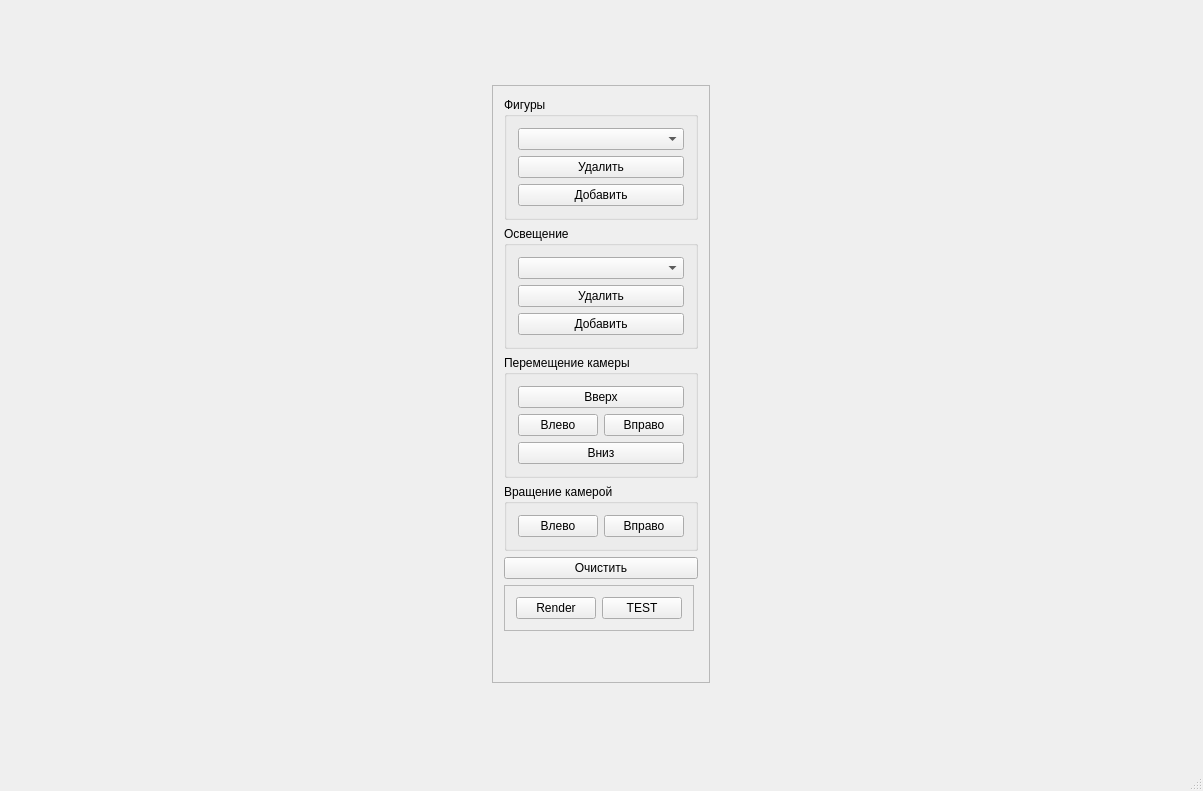
First picture: the form in Course Work/CourseWork/mainwindow.ui, repository AirEM/university, before the edit.
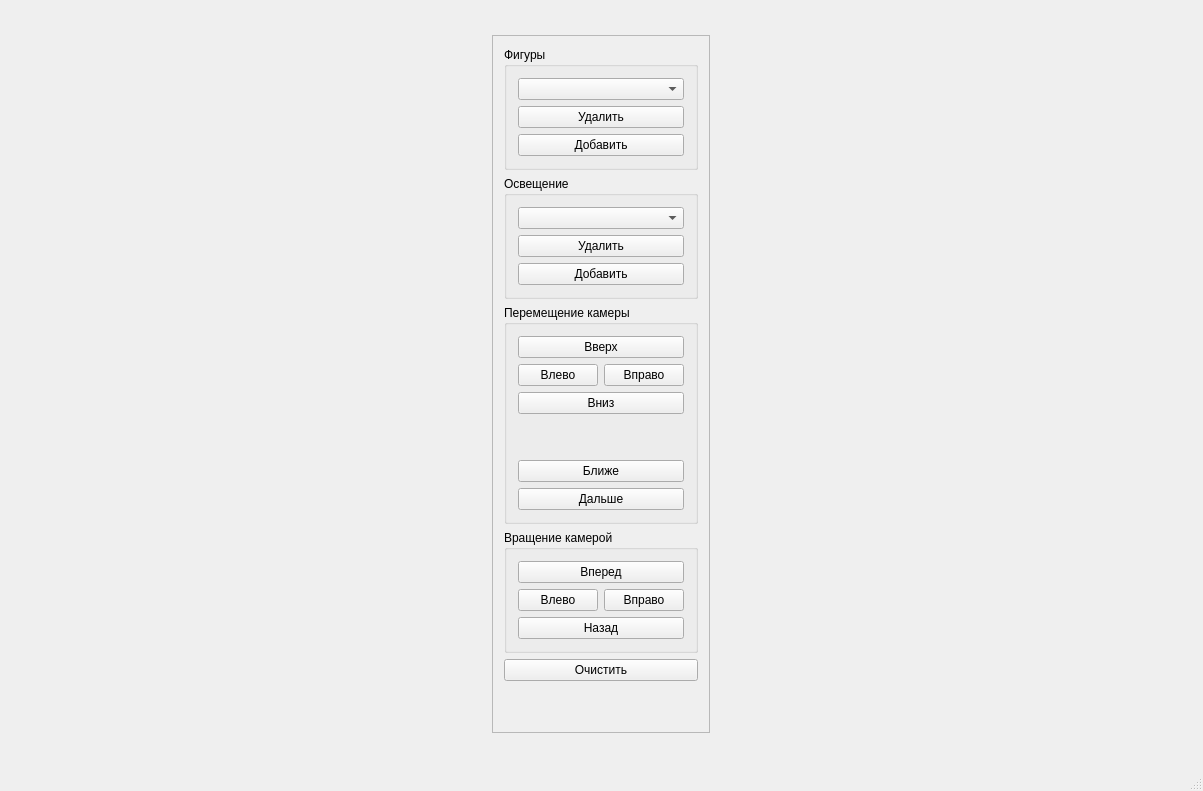
Second picture: the form after the edit.

```diff
--- a/Course Work/CourseWork/mainwindow.ui
+++ b/Course Work/CourseWork/mainwindow.ui
@@ -94,27 +94,40 @@
           <string>Перемещение камеры</string>
          </property>
          <layout class="QGridLayout" name="gridLayout">
-          <item row="1" column="0">
-           <widget class="QPushButton" name="leftPushButton">
-            <property name="text">
-             <string>Влево</string>
-            </property>
-           </widget>
-          </item>
-          <item row="1" column="1">
-           <widget class="QPushButton" name="rightPushButton">
-            <property name="text">
-             <string>Вправо</string>
-            </property>
-           </widget>
-          </item>
-          <item row="2" column="0" colspan="2">
+          <item row="3" column="0" colspan="2">
            <widget class="QPushButton" name="downPushButton">
             <property name="text">
              <string>Вниз</string>
             </property>
            </widget>
           </item>
+          <item row="1" column="0">
+           <widget class="QPushButton" name="leftPushButton">
+            <property name="text">
+             <string>Влево</string>
+            </property>
+           </widget>
+          </item>
+          <item row="1" column="1">
+           <widget class="QPushButton" name="rightPushButton">
+            <property name="text">
+             <string>Вправо</string>
+            </property>
+           </widget>
+          </item>
+          <item row="4" column="0">
+           <spacer name="verticalSpacer_2">
+            <property name="orientation">
+             <enum>Qt::Vertical</enum>
+            </property>
+            <property name="sizeHint" stdset="0">
+             <size>
+              <width>20</width>
+              <height>40</height>
+             </size>
+            </property>
+           </spacer>
+          </item>
           <item row="0" column="0" colspan="2">
            <widget class="QPushButton" name="upPushButton">
             <property name="text">
@@ -122,6 +135,20 @@
             </property>
            </widget>
           </item>
+          <item row="5" column="0" colspan="2">
+           <widget class="QPushButton" name="nearerPushButton">
+            <property name="text">
+             <string>Ближе</string>
+            </property>
+           </widget>
+          </item>
+          <item row="6" column="0" colspan="2">
+           <widget class="QPushButton" name="furtherPushButton">
+            <property name="text">
+             <string>Дальше</string>
+            </property>
+           </widget>
+          </item>
          </layout>
         </widget>
        </item>
@@ -130,21 +157,35 @@
          <property name="title">
           <string>Вращение камерой</string>
          </property>
-         <layout class="QHBoxLayout" name="horizontalLayout_2">
-          <item>
+         <layout class="QFormLayout" name="formLayout">
+          <item row="1" column="0">
            <widget class="QPushButton" name="rotationLeftPushButton">
             <property name="text">
              <string>Влево</string>
             </property>
            </widget>
           </item>
-          <item>
+          <item row="1" column="1">
            <widget class="QPushButton" name="rotationRightPushButton">
             <property name="text">
              <string>Вправо</string>
             </property>
            </widget>
           </item>
+          <item row="0" column="0" colspan="2">
+           <widget class="QPushButton" name="forwardPushButton">
+            <property name="text">
+             <string>Вперед</string>
+            </property>
+           </widget>
+          </item>
+          <item row="2" column="0" colspan="2">
+           <widget class="QPushButton" name="backPushButton">
+            <property name="text">
+             <string>Назад</string>
+            </property>
+           </widget>
+          </item>
          </layout>
         </widget>
        </item>
@@ -155,38 +196,6 @@
          </property>
         </widget>
        </item>
-       <item>
-        <widget class="QFrame" name="buttonFrame">
-         <property name="sizePolicy">
-          <sizepolicy hsizetype="Maximum" vsizetype="Maximum">
-           <horstretch>0</horstretch>
-           <verstretch>0</verstretch>
-          </sizepolicy>
-         </property>
-         <property name="frameShape">
-          <enum>QFrame::StyledPanel</enum>
-         </property>
-         <property name="frameShadow">
-          <enum>QFrame::Raised</enum>
-         </property>
-         <layout class="QHBoxLayout" name="horizontalLayout_7">
-          <item>
-           <widget class="QPushButton" name="renderPushButton">
-            <property name="text">
-             <string>Render</string>
-            </property>
-           </widget>
-          </item>
-          <item>
-           <widget class="QPushButton" name="loadPushButton">
-            <property name="text">
-             <string>TEST</string>
-            </property>
-           </widget>
-          </item>
-         </layout>
-        </widget>
-       </item>
        <item>
         <spacer name="verticalSpacer">
          <property name="orientation">
```
